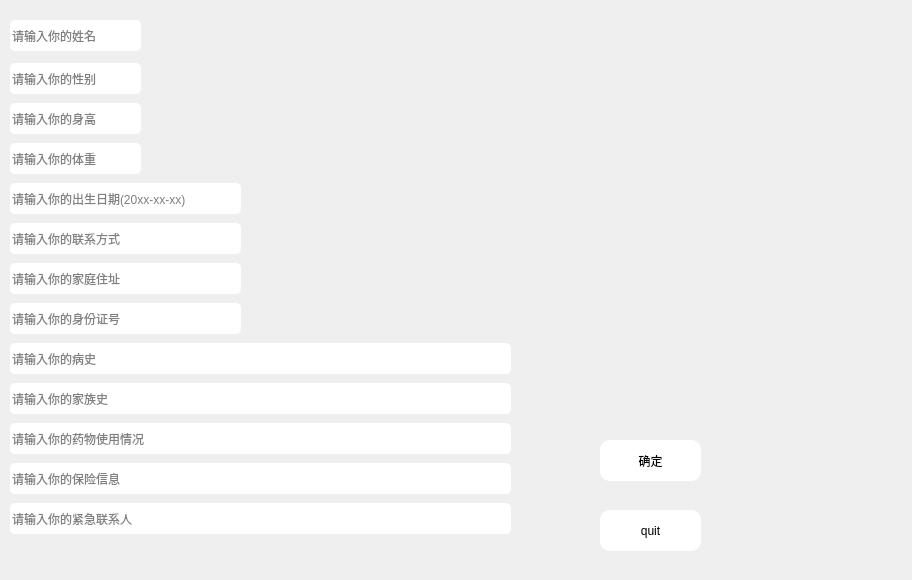
Qt form demo1/per_information.ui (KeviaWang/work) before a commit.
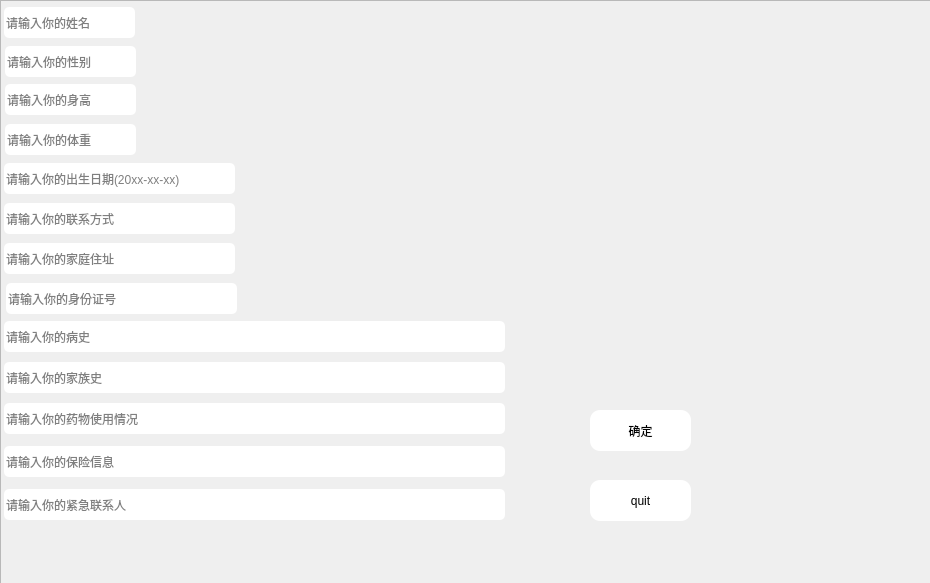
The same form after that commit. Icons and pictures are not drawn.

Diff of the .ui file:
```diff
--- a/demo1/per_information.ui
+++ b/demo1/per_information.ui
@@ -6,8 +6,8 @@
    <rect>
     <x>0</x>
     <y>0</y>
-    <width>912</width>
-    <height>580</height>
+    <width>930</width>
+    <height>583</height>
    </rect>
   </property>
   <property name="windowTitle">
@@ -16,104 +16,47 @@
   <property name="styleSheet">
    <string notr="true">#per_information{border-image: url(:/back/登录.png);}</string>
   </property>
-  <widget class="QPushButton" name="pushButton">
+  <widget class="QFrame" name="frame">
    <property name="geometry">
     <rect>
-     <x>600</x>
-     <y>510</y>
-     <width>101</width>
-     <height>41</height>
+     <x>0</x>
+     <y>0</y>
+     <width>931</width>
+     <height>611</height>
     </rect>
    </property>
    <property name="styleSheet">
-    <string notr="true">#pushButton{border-radius:10px;}
-#pushButton{background-color: rgb(255, 255, 255);}
-</string>
+    <string notr="true">#frame{border-image: url(:/new/prefix1/back/登录.png);}</string>
    </property>
-   <property name="text">
-    <string>quit</string>
+   <property name="frameShape">
+    <enum>QFrame::StyledPanel</enum>
    </property>
-  </widget>
-  <widget class="QLineEdit" name="lineEdit_5">
-   <property name="geometry">
-    <rect>
-     <x>10</x>
-     <y>143</y>
-     <width>131</width>
-     <height>31</height>
-    </rect>
+   <property name="frameShadow">
+    <enum>QFrame::Raised</enum>
    </property>
-   <property name="styleSheet">
-    <string notr="true">#lineEdit_5{border-radius:5px;}
-#lineEdit_5{background-color: rgb(255, 255, 255);}
-</string>
-   </property>
-   <property name="placeholderText">
-    <string>请输入你的体重</string>
-   </property>
-  </widget>
-  <widget class="QLineEdit" name="lineEdit">
+   <widget class="QLineEdit" name="lineEdit_4">
    <property name="geometry">
     <rect>
-     <x>10</x>
-     <y>20</y>
+      <x>5</x>
+      <y>84</y>
      <width>131</width>
      <height>31</height>
     </rect>
    </property>
    <property name="styleSheet">
-    <string notr="true">#lineEdit{border-radius:5px;}
-#lineEdit{background-color: rgb(255, 255, 255);}
+     <string notr="true">#lineEdit_4{border-radius:5px;}
+#lineEdit_4{background-color: rgb(255, 255, 255);}
 </string>
    </property>
    <property name="placeholderText">
-    <string>请输入你的姓名</string>
-   </property>
-  </widget>
-  <widget class="QLineEdit" name="lineEdit_13">
-   <property name="geometry">
-    <rect>
-     <x>10</x>
-     <y>503</y>
-     <width>501</width>
-     <height>31</height>
-    </rect>
-   </property>
-   <property name="styleSheet">
-    <string notr="true">#lineEdit_13{border-radius:5px;}
-#lineEdit_13{background-color: rgb(255, 255, 255);}
-</string>
-   </property>
-   <property name="placeholderText">
-    <string>请输入你的紧急联系人</string>
-   </property>
-  </widget>
-  <widget class="QLineEdit" name="lineEdit_8">
-   <property name="geometry">
-    <rect>
-     <x>10</x>
-     <y>303</y>
-     <width>231</width>
-     <height>31</height>
-    </rect>
-   </property>
-   <property name="styleSheet">
-    <string notr="true">#lineEdit_8{border-radius:5px;}
-#lineEdit_8{background-color: rgb(255, 255, 255);}
-</string>
-   </property>
-   <property name="text">
-    <string/>
-   </property>
-   <property name="placeholderText">
-    <string>请输入你的身份证号</string>
+     <string>请输入你的身高</string>
    </property>
   </widget>
   <widget class="QLineEdit" name="lineEdit_12">
    <property name="geometry">
     <rect>
-     <x>10</x>
-     <y>463</y>
+      <x>4</x>
+      <y>446</y>
      <width>501</width>
      <height>31</height>
     </rect>
@@ -127,29 +70,11 @@
     <string>请输入你的保险信息</string>
    </property>
   </widget>
-  <widget class="QLineEdit" name="lineEdit_2">
-   <property name="geometry">
-    <rect>
-     <x>10</x>
-     <y>63</y>
-     <width>131</width>
-     <height>31</height>
-    </rect>
-   </property>
-   <property name="styleSheet">
-    <string notr="true">#lineEdit_2{border-radius:5px;}
-#lineEdit_2{background-color: rgb(255, 255, 255);}
-</string>
-   </property>
-   <property name="placeholderText">
-    <string>请输入你的性别</string>
-   </property>
-  </widget>
   <widget class="QLineEdit" name="lineEdit_6">
    <property name="geometry">
     <rect>
-     <x>10</x>
-     <y>223</y>
+      <x>4</x>
+      <y>203</y>
      <width>231</width>
      <height>31</height>
     </rect>
@@ -166,29 +91,11 @@
     <string>请输入你的联系方式</string>
    </property>
   </widget>
-  <widget class="QPushButton" name="pushButton_2">
-   <property name="geometry">
-    <rect>
-     <x>600</x>
-     <y>440</y>
-     <width>101</width>
-     <height>41</height>
-    </rect>
-   </property>
-   <property name="styleSheet">
-    <string notr="true">#pushButton_2{border-radius:10px;}
-#pushButton_2{background-color: rgb(255, 255, 255);}
-</string>
-   </property>
-   <property name="text">
-    <string>确定</string>
-   </property>
-  </widget>
   <widget class="QLineEdit" name="lineEdit_9">
    <property name="geometry">
     <rect>
-     <x>10</x>
-     <y>343</y>
+      <x>4</x>
+      <y>321</y>
      <width>501</width>
      <height>31</height>
     </rect>
@@ -202,29 +109,86 @@
     <string>请输入你的病史</string>
    </property>
   </widget>
-  <widget class="QLineEdit" name="lineEdit_3">
+   <widget class="QLineEdit" name="lineEdit_2">
    <property name="geometry">
     <rect>
-     <x>10</x>
-     <y>183</y>
+      <x>5</x>
+      <y>46</y>
+      <width>131</width>
+      <height>31</height>
+     </rect>
+    </property>
+    <property name="styleSheet">
+     <string notr="true">#lineEdit_2{border-radius:5px;}
+#lineEdit_2{background-color: rgb(255, 255, 255);}
+</string>
+    </property>
+    <property name="placeholderText">
+     <string>请输入你的性别</string>
+    </property>
+   </widget>
+   <widget class="QLineEdit" name="lineEdit_5">
+    <property name="geometry">
+     <rect>
+      <x>5</x>
+      <y>124</y>
+      <width>131</width>
+      <height>31</height>
+     </rect>
+    </property>
+    <property name="styleSheet">
+     <string notr="true">#lineEdit_5{border-radius:5px;}
+#lineEdit_5{background-color: rgb(255, 255, 255);}
+</string>
+    </property>
+    <property name="placeholderText">
+     <string>请输入你的体重</string>
+    </property>
+   </widget>
+   <widget class="QLineEdit" name="lineEdit_13">
+    <property name="geometry">
+     <rect>
+      <x>4</x>
+      <y>489</y>
+      <width>501</width>
+      <height>31</height>
+     </rect>
+    </property>
+    <property name="styleSheet">
+     <string notr="true">#lineEdit_13{border-radius:5px;}
+#lineEdit_13{background-color: rgb(255, 255, 255);}
+</string>
+    </property>
+    <property name="placeholderText">
+     <string>请输入你的紧急联系人</string>
+    </property>
+   </widget>
+   <widget class="QLineEdit" name="lineEdit_8">
+    <property name="geometry">
+     <rect>
+      <x>6</x>
+      <y>283</y>
      <width>231</width>
      <height>31</height>
     </rect>
    </property>
    <property name="styleSheet">
-    <string notr="true">#lineEdit_3{border-radius:5px;}
-#lineEdit_3{background-color: rgb(255, 255, 255);}
+     <string notr="true">#lineEdit_8{border-radius:5px;}
+#lineEdit_8{background-color: rgb(255, 255, 255);}
 </string>
    </property>
+    <property name="text">
+     <string/>
+    </property>
    <property name="placeholderText">
-    <string>请输入你的出生日期(20xx-xx-xx)</string>
+     <string>请输入你的身份证号</string>
    </property>
   </widget>
   <widget class="QLineEdit" name="lineEdit_10">
    <property name="geometry">
     <rect>
-     <x>10</x>
-     <y>383</y>
+      <x>4</x>
+      <y>362</y>
      <width>501</width>
      <height>31</height>
     </rect>
@@ -241,8 +205,8 @@
   <widget class="QLineEdit" name="lineEdit_7">
    <property name="geometry">
     <rect>
-     <x>10</x>
-     <y>263</y>
+      <x>4</x>
+      <y>243</y>
      <width>231</width>
      <height>31</height>
     </rect>
@@ -259,8 +223,8 @@
   <widget class="QLineEdit" name="lineEdit_11">
    <property name="geometry">
     <rect>
-     <x>10</x>
-     <y>423</y>
+      <x>4</x>
+      <y>403</y>
      <width>501</width>
      <height>31</height>
     </rect>
@@ -274,23 +238,78 @@
     <string>请输入你的药物使用情况</string>
    </property>
   </widget>
-  <widget class="QLineEdit" name="lineEdit_4">
+   <widget class="QLineEdit" name="lineEdit_3">
    <property name="geometry">
     <rect>
-     <x>10</x>
-     <y>103</y>
+      <x>4</x>
+      <y>163</y>
+      <width>231</width>
+      <height>31</height>
+     </rect>
+    </property>
+    <property name="styleSheet">
+     <string notr="true">#lineEdit_3{border-radius:5px;}
+#lineEdit_3{background-color: rgb(255, 255, 255);}
+</string>
+    </property>
+    <property name="placeholderText">
+     <string>请输入你的出生日期(20xx-xx-xx)</string>
+    </property>
+   </widget>
+   <widget class="QLineEdit" name="lineEdit">
+    <property name="geometry">
+     <rect>
+      <x>4</x>
+      <y>7</y>
      <width>131</width>
      <height>31</height>
     </rect>
    </property>
    <property name="styleSheet">
-    <string notr="true">#lineEdit_4{border-radius:5px;}
-#lineEdit_4{background-color: rgb(255, 255, 255);}
+     <string notr="true">#lineEdit{border-radius:5px;}
+#lineEdit{background-color: rgb(255, 255, 255);}
 </string>
    </property>
    <property name="placeholderText">
-    <string>请输入你的身高</string>
-   </property>
+     <string>请输入你的姓名</string>
+    </property>
+   </widget>
+   <widget class="QPushButton" name="pushButton">
+    <property name="geometry">
+     <rect>
+      <x>590</x>
+      <y>480</y>
+      <width>101</width>
+      <height>41</height>
+     </rect>
+    </property>
+    <property name="styleSheet">
+     <string notr="true">#pushButton{border-radius:10px;}
+#pushButton{background-color: rgb(255, 255, 255);}
+</string>
+    </property>
+    <property name="text">
+     <string>quit</string>
+    </property>
+   </widget>
+   <widget class="QPushButton" name="pushButton_2">
+    <property name="geometry">
+     <rect>
+      <x>590</x>
+      <y>410</y>
+      <width>101</width>
+      <height>41</height>
+     </rect>
+    </property>
+    <property name="styleSheet">
+     <string notr="true">#pushButton_2{border-radius:10px;}
+#pushButton_2{background-color: rgb(255, 255, 255);}
+</string>
+    </property>
+    <property name="text">
+     <string>确定</string>
+    </property>
+   </widget>
   </widget>
  </widget>
  <resources/>
```
Left out of the diff: 2 changed lines with no effect on the pictures. Lines whose indentation alone changed are shown as unchanged.
